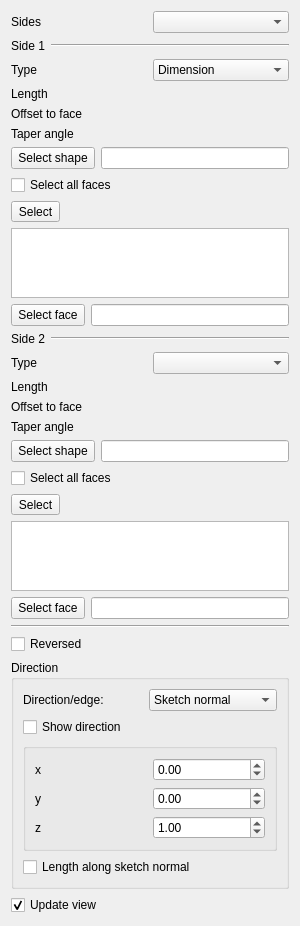
This is src/Mod/PartDesign/Gui/TaskPadPocketParameters.ui in PaddleStroke/FreeCAD as Qt 5 draws it before an edit. The edited form follows.
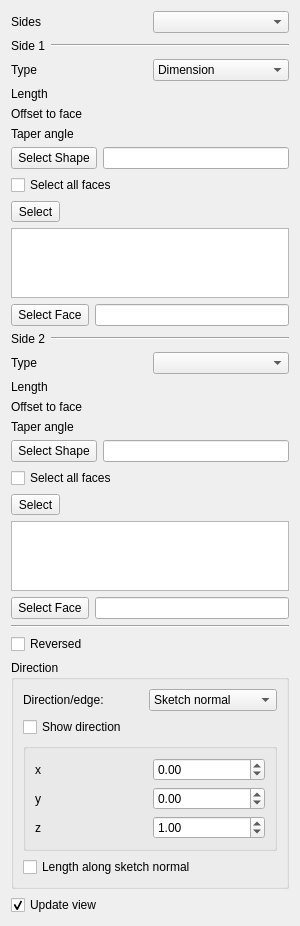
This is the edited form. Custom widgets are drawn as their Qt base class.

```diff
--- a/src/Mod/PartDesign/Gui/TaskPadPocketParameters.ui
+++ b/src/Mod/PartDesign/Gui/TaskPadPocketParameters.ui
@@ -174,7 +174,7 @@
              </size>
             </property>
             <property name="text">
-             <string>Select shape</string>
+             <string>Select Shape</string>
             </property>
             <property name="checkable">
              <bool>true</bool>
@@ -256,7 +256,7 @@
           </size>
          </property>
          <property name="text">
-          <string>Select face</string>
+          <string>Select Face</string>
          </property>
          <property name="checkable">
           <bool>true</bool>
@@ -404,7 +404,7 @@
              </size>
             </property>
             <property name="text">
-             <string>Select shape</string>
+             <string>Select Shape</string>
             </property>
             <property name="checkable">
              <bool>true</bool>
@@ -486,7 +486,7 @@
           </size>
          </property>
          <property name="text">
-          <string>Select face</string>
+          <string>Select Face</string>
          </property>
          <property name="checkable">
           <bool>true</bool>
```
Left out of the diff: 4 changed lines with no effect on the pictures.
